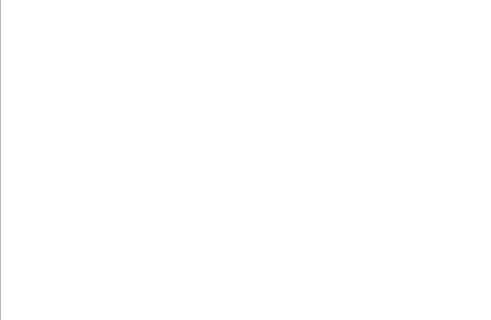
Cubelrti/LianLianKan, file LianLianKan/LianLianKan.ui: the form before one commit; both pictures show x 0 to 491 and y 256 to 576 of the 798 by 576 pixel window.
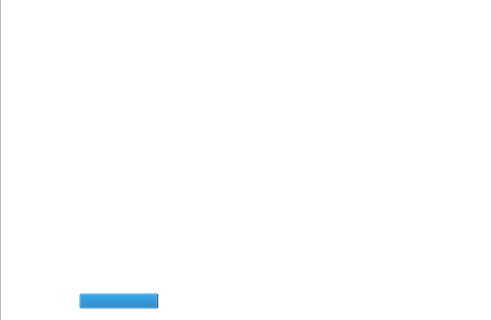
The form after the commit. Icons and pictures are not drawn.

What changed in the file:
```diff
--- a/LianLianKan/LianLianKan.ui
+++ b/LianLianKan/LianLianKan.ui
@@ -114,6 +114,66 @@
      <string/>
     </property>
    </widget>
+   <widget class="QProgressBar" name="timeBar">
+    <property name="geometry">
+     <rect>
+      <x>79</x>
+      <y>549</y>
+      <width>331</width>
+      <height>16</height>
+     </rect>
+    </property>
+    <property name="styleSheet">
+     <string notr="true">QProgressBar {
+border-width: 0px;
+margin-left: -px;
+margin-right: 0px;
+margin-top: 0px;
+margin-bottom: 0px;
+background-color: transparent;
+}
+
+QProgressBar::chunk {
+background: url(:/LianLianKan/timebar.png);
+margin-top: 1px;
+margin-bottom: 1px;
+}</string>
+    </property>
+    <property name="value">
+     <number>24</number>
+    </property>
+    <property name="textVisible">
+     <bool>false</bool>
+    </property>
+    <property name="orientation">
+     <enum>Qt::Horizontal</enum>
+    </property>
+    <property name="invertedAppearance">
+     <bool>false</bool>
+    </property>
+   </widget>
+   <widget class="QLabel" name="remainBlock">
+    <property name="geometry">
+     <rect>
+      <x>510</x>
+      <y>548</y>
+      <width>81</width>
+      <height>16</height>
+     </rect>
+    </property>
+    <property name="font">
+     <font>
+      <family>微软雅黑</family>
+      <pointsize>11</pointsize>
+     </font>
+    </property>
+    <property name="styleSheet">
+     <string notr="true">color: rgb(255, 255, 255)</string>
+    </property>
+    <property name="text">
+     <string>0</string>
+    </property>
+   </widget>
   </widget>
  </widget>
  <layoutdefault spacing="6" margin="11"/>
```
